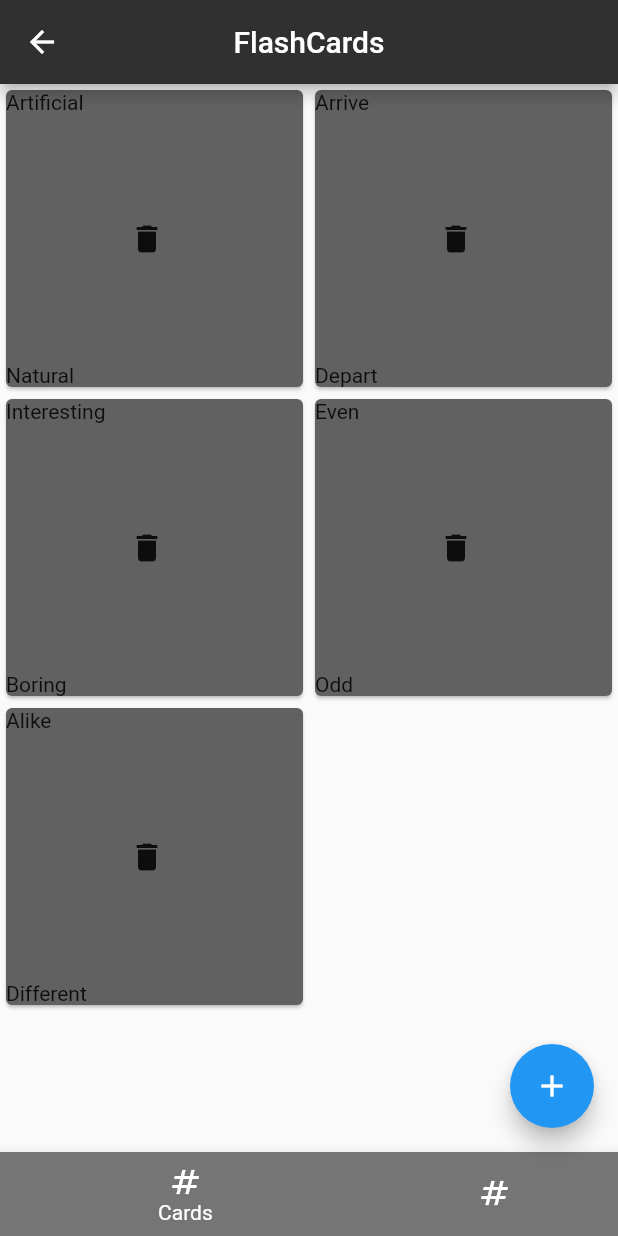
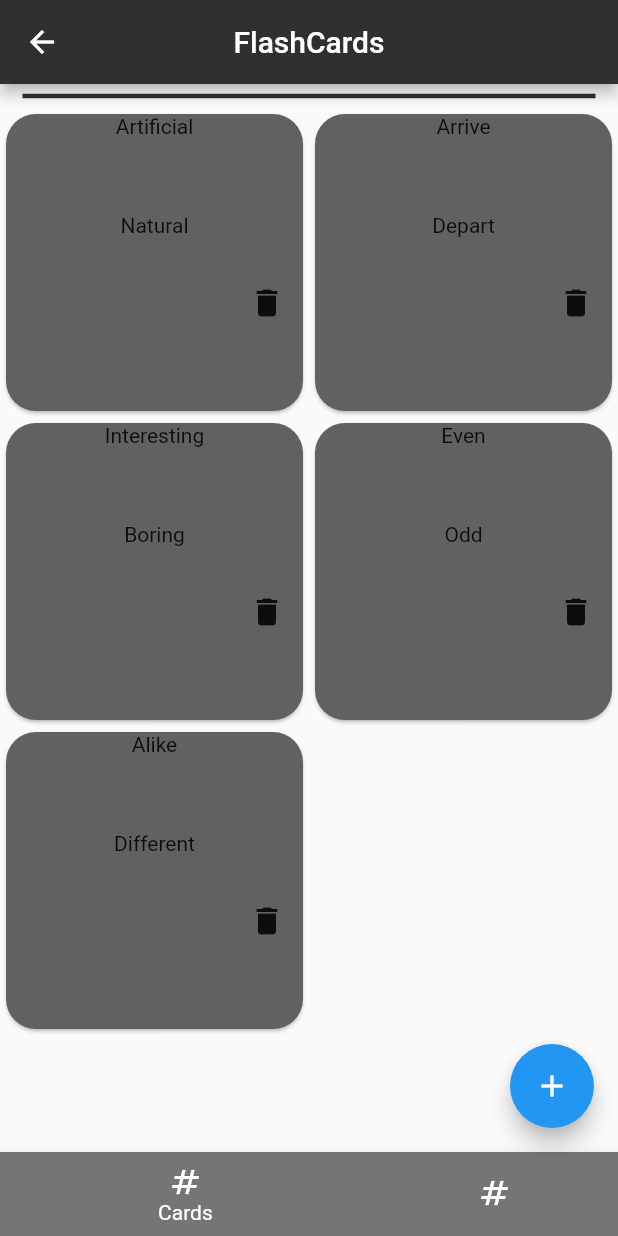
Before and after one commit to Yashsbitspilani/CC-AppDev3, a Flutter app: the screen it shows after launch, on a phone screen of 412 x 824 dp. Run offline on Flutter 3.47's test engine with Material 2 defaults, Android fonts, the light colour scheme and no system bars; our stand-ins replace cloud_firestore; accounts and stored records are empty.

Commit message:
3rd commit

```diff
--- a/lib/main.dart
+++ b/lib/main.dart
@@ -1,4 +1,4 @@
-
+import 'package:cloud_firestore/cloud_firestore.dart';
 import 'package:flutter/material.dart';
 import 'components/home_page/topic_tile.dart';
 import 'Word.dart';
@@ -19,7 +19,6 @@ class Flashcard extends StatefulWidget {
 
   @override
   State<Flashcard> createState() => _FlashcardState();
-
 }
 
 class _FlashcardState extends State<Flashcard> {
@@ -29,12 +28,10 @@ class _FlashcardState extends State<Flashcard> {
   String useropposite = '';
   int myindex = 0;
 
-   List<String> data = [
-     'Artificial', 'Arrive', 'Interesting', 'Even', 'Alike'];
-   List<String> opposite = [
-     'Natural', 'Depart', 'Boring', 'Odd', 'Different'];
-
-
+  List<String> data = ['Artificial', 'Arrive', 'Interesting', 'Even', 'Alike'];
+  List<String> opposite = ['Natural', 'Depart', 'Boring', 'Odd', 'Different'];
+  CollectionReference flashcards =
+      FirebaseFirestore.instance.collection('flashcards');
   @override
   Widget build(BuildContext context) {
     return Scaffold(
@@ -43,35 +40,64 @@ class _FlashcardState extends State<Flashcard> {
         centerTitle: true,
         backgroundColor: Colors.grey[850],
       ),
-      body: GridView.builder(
+      body: Column(
+        children: [
+          Divider(
+            thickness: 3,
+            color: Colors.grey[850],
+            indent: 15,
+            endIndent: 15,
+          ),
+          Flexible(
+            child: GridView.builder(
               itemCount: data.length,
               gridDelegate: const SliverGridDelegateWithFixedCrossAxisCount(
                 crossAxisCount: 2,
+                childAspectRatio: 1,
               ),
               itemBuilder: (context, index) {
                 return Card(
                   color: Colors.grey[700],
+                  shape: RoundedRectangleBorder(
+                      borderRadius: BorderRadius.circular(20.0)),
                   child: GridTile(
-                header: Text(data[index]),
-                footer: Text(opposite[index]),
-                child: Padding(
-                  padding: EdgeInsets.fromLTRB(0.0, 0.0, 10.0, 0.0),
-                  child: IconButton(onPressed: (){setState(() {
+                    child: Column(
+                      children: [
+                        Text(data[index]),
+                        Padding(
+                          padding: EdgeInsets.only(bottom: 50.0),
+                        ),
+                        Text(opposite[index]),
+                        Padding(
+                          padding: EdgeInsets.only(bottom: 20.0),
+                        ),
+                        Row(
+                          mainAxisAlignment: MainAxisAlignment.end,
+                          children: [
+                            IconButton(
+                                onPressed: () {
+                                  setState(() {
                                     data.removeAt(index);
                                     opposite.removeAt(index);
-                  });}, icon: Icon(Icons.delete)),
+                                  });
+                                },
+                                icon: Icon(Icons.delete)),
+                          ],
+                        ),
+                      ],
                     ),
                   ),
-
                 );
               },
             ),
-
-
-
+          ),
+        ],
+      ),
       floatingActionButton: FloatingActionButton(
         onPressed: () {
-          showDialog(context: context, builder: (BuildContext context){
+          showDialog(
+              context: context,
+              builder: (BuildContext context) {
                 return Column(
                   mainAxisAlignment: MainAxisAlignment.center,
                   crossAxisAlignment: CrossAxisAlignment.end,
@@ -91,9 +117,12 @@ class _FlashcardState extends State<Flashcard> {
                         decoration: InputDecoration(
                           hintText: 'Enter word',
                           border: const OutlineInputBorder(),
-                      suffixIcon: IconButton(onPressed: (){
+                          suffixIcon: IconButton(
+                            onPressed: () {
                               _textController.clear();
-                      }, icon: const Icon(Icons.clear),),
+                            },
+                            icon: const Icon(Icons.clear),
+                          ),
                         ),
                       ),
                     ),
@@ -103,13 +132,17 @@ class _FlashcardState extends State<Flashcard> {
                         decoration: InputDecoration(
                           hintText: 'Enter opposite',
                           border: const OutlineInputBorder(),
-                      suffixIcon: IconButton(onPressed: (){
+                          suffixIcon: IconButton(
+                            onPressed: () {
                               _Controller.clear();
-                      }, icon: const Icon(Icons.clear),),
+                            },
+                            icon: const Icon(Icons.clear),
                           ),
                         ),
                       ),
-                MaterialButton(onPressed: () {
+                    ),
+                    MaterialButton(
+                      onPressed: () {
                         setState(() {
                           userdata = _textController.text;
                           useropposite = _Controller.text;
@@ -120,10 +153,8 @@ class _FlashcardState extends State<Flashcard> {
                     ),
                   ],
                 );
-          }
-          );
+              });
         },
-
         child: const Icon(Icons.add),
       ),
       bottomNavigationBar: BottomNavigationBar(
@@ -137,8 +168,8 @@ class _FlashcardState extends State<Flashcard> {
         items: [
           BottomNavigationBarItem(
             label: 'Cards',
-            backgroundColor: Colors.grey[600], icon: const Icon(Icons.numbers),
-
+            backgroundColor: Colors.grey[600],
+            icon: const Icon(Icons.numbers),
           ),
           BottomNavigationBarItem(
             tooltip: ('Practice'),
@@ -148,7 +179,8 @@ class _FlashcardState extends State<Flashcard> {
             activeIcon: IconButton(
               onPressed: () {
                 Navigator.pushNamed(context, '/second');
-              }, icon: Icon(Icons.numbers),
+              },
+              icon: Icon(Icons.numbers),
             ),
           ),
         ],
--- a/pubspec.yaml
+++ b/pubspec.yaml
@@ -37,6 +37,8 @@ dependencies:
   # Use with the CupertinoIcons class for iOS style icons.
   cupertino_icons: ^1.0.2
   provider: ^6.0.4
+  firebase_auth: ^4.2.1
+  cloud_firestore: ^4.3.0
 
 dev_dependencies:
   flutter_test:
```
Also changed, not shown: pubspec.lock, 4 other files. Lines whose indentation alone changed are shown as unchanged.
